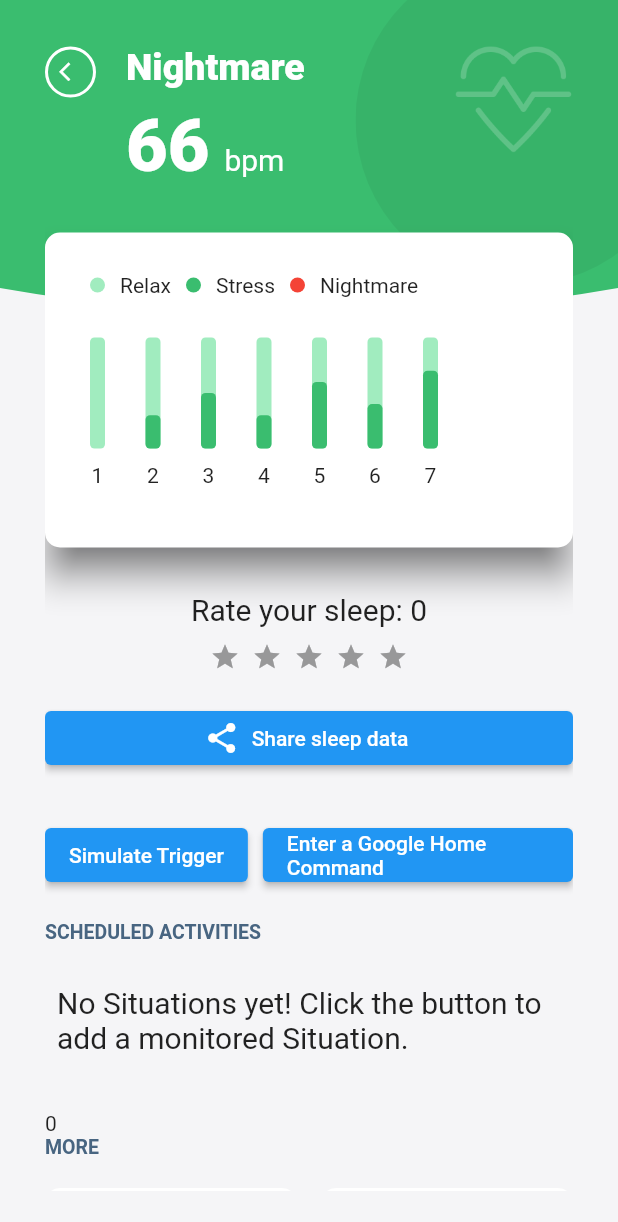
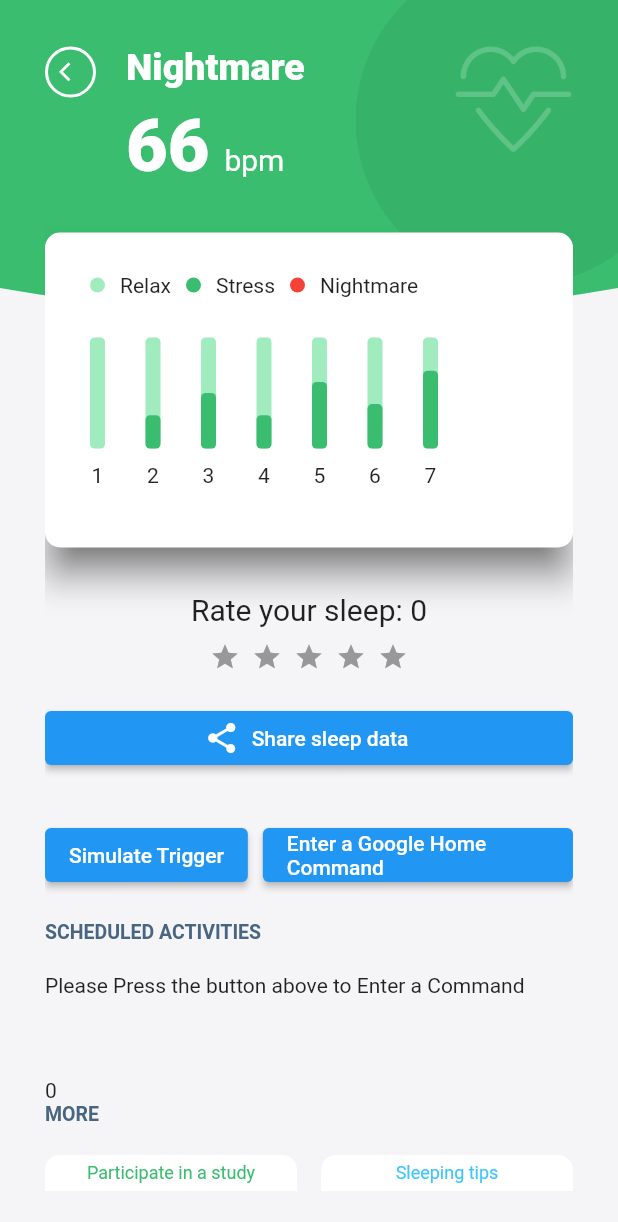
Before and after one commit to OkekeFabian/stressApp, a Flutter app: the DetailScreen screen opened directly, on a phone screen of 412 x 824 dp. Shown: the top 1222 px of the screen. Run offline on Flutter 3.47's test engine with Material 2 defaults, Android fonts, the phone set to English and light mode, and no system bars; drawn by our look-alikes of flutter_rating_bar; our stand-ins replace firebase_core, flutter_tts, hive, introduction_screen; missing offline and left inert: dart:ffi; accounts and stored records are empty.

Commit message:
changed text size

```diff
--- a/lib/screens/detail_screen.dart
+++ b/lib/screens/detail_screen.dart
@@ -88,8 +88,6 @@ class _DetailScreenState extends State<DetailScreen> {
         return Colors.red;
       }
     }
-
-    int batteryNew = 0;
 
     return Scaffold(
       backgroundColor: Constants.backgroundColor,
@@ -468,15 +466,8 @@ class _DetailScreenState extends State<DetailScreen> {
 
   Widget buildContent(List<CommandEntry> commands) => (commands.isEmpty)
       ? const SizedBox(
-          child: Center(
-            child: Padding(
-              padding: EdgeInsets.all(8.0),
-              child: Text(
-                'No Situations yet! Click the button to add a monitored Situation.',
-                style: TextStyle(fontSize: 20),
-              ),
-            ),
-          ),
+          child: Text('Please Press the button above to Enter a Command'),
+          height: 40.0,
         )
       : ListView.builder(
           shrinkWrap: true,
```
